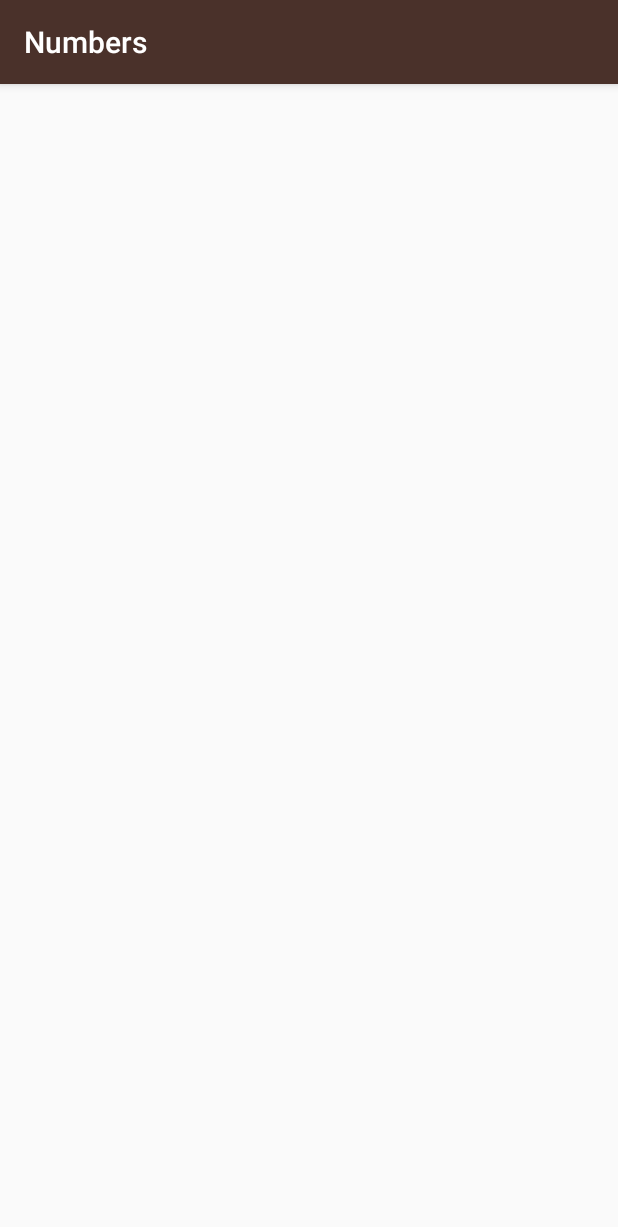
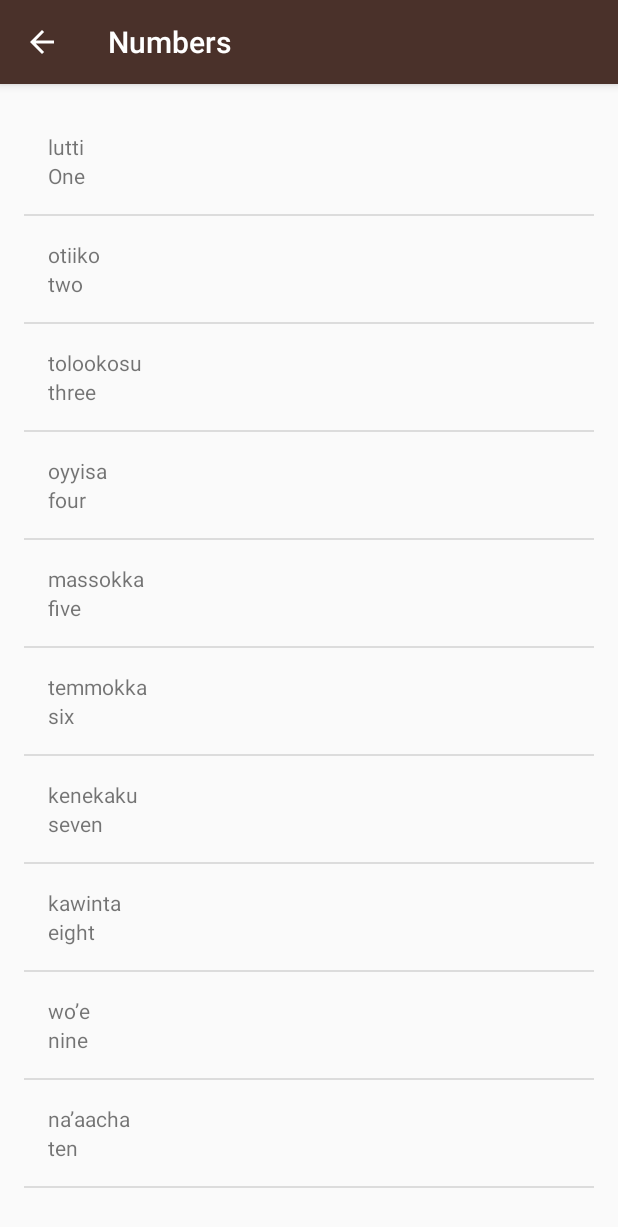
Before and after one commit to suri743/Mwiok-by-Udacity-, an Android app: the Numbers screen opened directly, with no data from a screen before it, on a phone screen of 412 x 824 dp. Shown: the top 1227 px of the screen. Run offline under Robolectric (Android 15) with nearby library versions, the phone set to English and light mode, and no system bars.

```diff
--- a/app/src/main/AndroidManifest.xml
+++ b/app/src/main/AndroidManifest.xml
@@ -9,10 +9,26 @@
         android:roundIcon="@mipmap/ic_launcher"
         android:supportsRtl="true"
         android:theme="@style/AppTheme">
-        <activity android:name=".Phrases" android:label="@string/category_phrases" />
-        <activity android:name=".colors" android:label="@string/category_colors" />
-        <activity android:name=".FamilyMembers" android:label="@string/category_family"/>
-        <activity android:name=".Numbers" android:label="@string/category_numbers"/>
+        <activity
+            android:name=".Phrases"
+            android:label="@string/category_phrases"
+            android:parentActivityName=".MainActivity" />
+
+        <activity
+            android:name=".colors"
+            android:label="@string/category_colors"
+            android:parentActivityName=".MainActivity" />
+
+        <activity
+            android:name=".FamilyMembers"
+            android:label="@string/category_family"
+            android:parentActivityName=".MainActivity" />
+
+        <activity
+            android:name=".Numbers"
+            android:label="@string/category_numbers"
+            android:parentActivityName=".MainActivity" />
+
         <activity android:name=".MainActivity">
             <intent-filter>
                 <action android:name="android.intent.action.MAIN" />
--- a/app/src/main/java/com/example/miwok/FamilyMembers.java
+++ b/app/src/main/java/com/example/miwok/FamilyMembers.java
@@ -10,5 +10,7 @@ public class FamilyMembers extends AppCompatActivity {
     protected void onCreate(Bundle savedInstanceState) {
         super.onCreate(savedInstanceState);
         setContentView(R.layout.activity_family_members);
+
+        getSupportActionBar().setDisplayHomeAsUpEnabled(true);
     }
 }
--- a/app/src/main/java/com/example/miwok/MainActivity.java
+++ b/app/src/main/java/com/example/miwok/MainActivity.java
@@ -26,7 +26,7 @@ public class MainActivity extends AppCompatActivity {
             }
         });
 
-        //Find the view that shows Numbers Category
+        //Find the view that shows Family Category
         TextView familyMembers = findViewById(R.id.family);
 
         //Set a click listener
@@ -38,7 +38,7 @@ public class MainActivity extends AppCompatActivity {
             }
         });
 
-        //Find the view that shows colors Category
+        //Find the view that shows Colors Category
         TextView colors = findViewById(R.id.colors);
 
         //Set a click listener
@@ -50,7 +50,7 @@ public class MainActivity extends AppCompatActivity {
             }
         });
 
-        //Find the view that shows colors Category
+        //Find the view that shows Phrases Category
         TextView phrases = findViewById(R.id.phrases);
 
         //Set a click listener
--- a/app/src/main/java/com/example/miwok/Numbers.java
+++ b/app/src/main/java/com/example/miwok/Numbers.java
@@ -1,14 +1,47 @@
 package com.example.miwok;
+
+import android.annotation.SuppressLint;
+import android.os.Bundle;
+import android.widget.ArrayAdapter;
+import android.widget.GridView;
+import android.widget.LinearLayout;
+import android.widget.ListView;
+import android.widget.TextView;
 
 import androidx.appcompat.app.AppCompatActivity;
 
-import android.os.Bundle;
-
+import java.util.ArrayList;
+import java.util.Objects;
+/**
+ * Created by Surish on 06-10-2020
+ */
 public class Numbers extends AppCompatActivity {
 
+    @SuppressLint("WrongViewCast")
     @Override
     protected void onCreate(Bundle savedInstanceState) {
         super.onCreate(savedInstanceState);
         setContentView(R.layout.activity_numbers);
+
+        Objects.requireNonNull(getSupportActionBar()).setDisplayHomeAsUpEnabled(true); //To show back button on toolbar
+
+        //Create array of Words by Word type --> Word.java
+        ArrayList<Word> words = new ArrayList<Word>();
+        words.add(new Word("One","lutti"));
+        words.add(new Word("two", "otiiko"));
+        words.add(new Word("three", "tolookosu"));
+        words.add(new Word("four", "oyyisa"));
+        words.add(new Word("five", "massokka"));
+        words.add(new Word("six", "temmokka"));
+        words.add(new Word("seven", "kenekaku"));
+        words.add(new Word("eight", "kawinta"));
+        words.add(new Word("nine", "wo’e"));
+        words.add(new Word("ten", "na’aacha"));
+
+        WordAdapter adapter = new WordAdapter(this, words);
+
+        ListView lView = findViewById(R.id.lView);
+
+        lView.setAdapter(adapter);
     }
 }
--- a/app/src/main/java/com/example/miwok/Phrases.java
+++ b/app/src/main/java/com/example/miwok/Phrases.java
@@ -10,5 +10,7 @@ public class Phrases extends AppCompatActivity {
     protected void onCreate(Bundle savedInstanceState) {
         super.onCreate(savedInstanceState);
         setContentView(R.layout.activity_phrases);
+
+        getSupportActionBar().setDisplayHomeAsUpEnabled(true);
     }
 }
--- /dev/null
+++ b/app/src/main/java/com/example/miwok/Word.java
@@ -0,0 +1,40 @@
+package com.example.miwok;
+
+/**
+ * Created by Surish on 08-10-2020
+ */
+public class Word {
+
+    /** Default translation for the word */
+    private String mDefaultTranslation;
+
+    /** Miwok translation for the word */
+    private String mMiwokTranslation;
+
+    /**
+     * Create a new Word object.
+     *
+     * @param defaultTranslation is the word in a language that the user is already familiar with
+     *                           (such as English)
+     * @param miwokTranslation is the word in the Miwok language
+     */
+    public Word(String defaultTranslation, String miwokTranslation) {
+        mDefaultTranslation = defaultTranslation;
+        mMiwokTranslation = miwokTranslation;
+    }
+
+    /**
+     * Get the default translation of the word.
+     */
+    public String getDefaultTranslation() {
+        return mDefaultTranslation;
+    }
+
+    /**
+     * Get the Miwok translation of the word.
+     */
+    public String getMiwokTranslation() {
+        return mMiwokTranslation;
+    }
+
+}
--- /dev/null
+++ b/app/src/main/java/com/example/miwok/WordAdapter.java
@@ -0,0 +1,53 @@
+package com.example.miwok;
+
+import android.app.Activity;
+import android.view.LayoutInflater;
+import android.view.View;
+import android.view.ViewGroup;
+import android.widget.ArrayAdapter;
+import android.widget.ImageView;
+import android.widget.TextView;
+
+import androidx.annotation.NonNull;
+import androidx.annotation.Nullable;
+
+import java.util.ArrayList;
+
+public class WordAdapter extends ArrayAdapter<Word> {
+
+    public WordAdapter(Activity context, ArrayList<Word> words) {
+        // Here, we initialize the ArrayAdapter's internal storage for the context and the list.
+        // the second argument is used when the ArrayAdapter is populating a single TextView.
+        // Because this is a custom adapter for two TextViews and an ImageView, the adapter is not
+        // going to use this second argument, so it can be any value. Here, we used 0.
+        super(context, 0, words);
+    }
+    @Override
+    public View getView(int position, @Nullable View convertView, @NonNull ViewGroup parent) {
+        // Check if the existing view is being reused, otherwise inflate the view
+        View listItemView = convertView;
+        if(listItemView == null) {
+            listItemView = LayoutInflater.from(getContext()).inflate(
+                    R.layout.list_item, parent, false);
+        }
+
+        // Get the {@link AndroidFlavor} object located at this position in the list
+        Word currentWord = getItem(position);
+
+        // Find the TextView in the list_item.xml layout with the ID version_name
+        TextView miwokTextView = listItemView.findViewById(R.id.miwok_text_view);
+
+        // set this text on the miwok TextView
+        miwokTextView.setText(currentWord.getMiwokTranslation());
+
+        // Find the TextView in the list_item.xml layout with the ID version_number
+        TextView englishTextView = listItemView.findViewById(R.id.english_text_view);
+
+        // set this text on the English TextView
+        englishTextView.setText(currentWord.getDefaultTranslation());
+
+        // Return the whole list item layout (containing 2 TextViews and an ImageView)
+        // so that it can be shown in the ListView
+        return listItemView;
+    }
+}
--- a/app/src/main/java/com/example/miwok/colors.java
+++ b/app/src/main/java/com/example/miwok/colors.java
@@ -10,5 +10,7 @@ public class colors extends AppCompatActivity {
     protected void onCreate(Bundle savedInstanceState) {
         super.onCreate(savedInstanceState);
         setContentView(R.layout.activity_colors);
+
+        getSupportActionBar().setDisplayHomeAsUpEnabled(true); //To show back button on toolbar
     }
 }
--- a/app/src/main/res/layout/activity_numbers.xml
+++ b/app/src/main/res/layout/activity_numbers.xml
@@ -1,9 +1,15 @@
 <?xml version="1.0" encoding="utf-8"?>
-<androidx.constraintlayout.widget.ConstraintLayout xmlns:android="http://schemas.android.com/apk/res/android"
+<ListView
+    xmlns:android="http://schemas.android.com/apk/res/android"
     xmlns:app="http://schemas.android.com/apk/res-auto"
     xmlns:tools="http://schemas.android.com/tools"
     android:layout_width="match_parent"
     android:layout_height="match_parent"
+    android:paddingBottom="@dimen/activity_vertical_margin"
+    android:paddingLeft="@dimen/activity_horizontal_margin"
+    android:paddingRight="@dimen/activity_horizontal_margin"
+    android:paddingTop="@dimen/activity_vertical_margin"
+    android:id="@+id/lView"
     tools:context=".Numbers">
 
-</androidx.constraintlayout.widget.ConstraintLayout>
+</ListView>
--- /dev/null
+++ b/app/src/main/res/layout/list_item.xml
@@ -0,0 +1,22 @@
+<?xml version="1.0" encoding="utf-8"?>
+<LinearLayout
+    xmlns:android="http://schemas.android.com/apk/res/android"
+    xmlns:tools="http://schemas.android.com/tools"
+    android:layout_width="match_parent"
+    android:layout_height="match_parent"
+    android:orientation="vertical"
+    android:padding="16dp"
+    >
+    <TextView
+        android:layout_width="match_parent"
+        android:layout_height="wrap_content"
+        tools:text="lutti"
+        android:id="@+id/miwok_text_view"/>
+
+    <TextView
+        android:layout_width="match_parent"
+        android:layout_height="wrap_content"
+        tools:text="one"
+        android:id="@+id/english_text_view"/>
+
+</LinearLayout>
```
